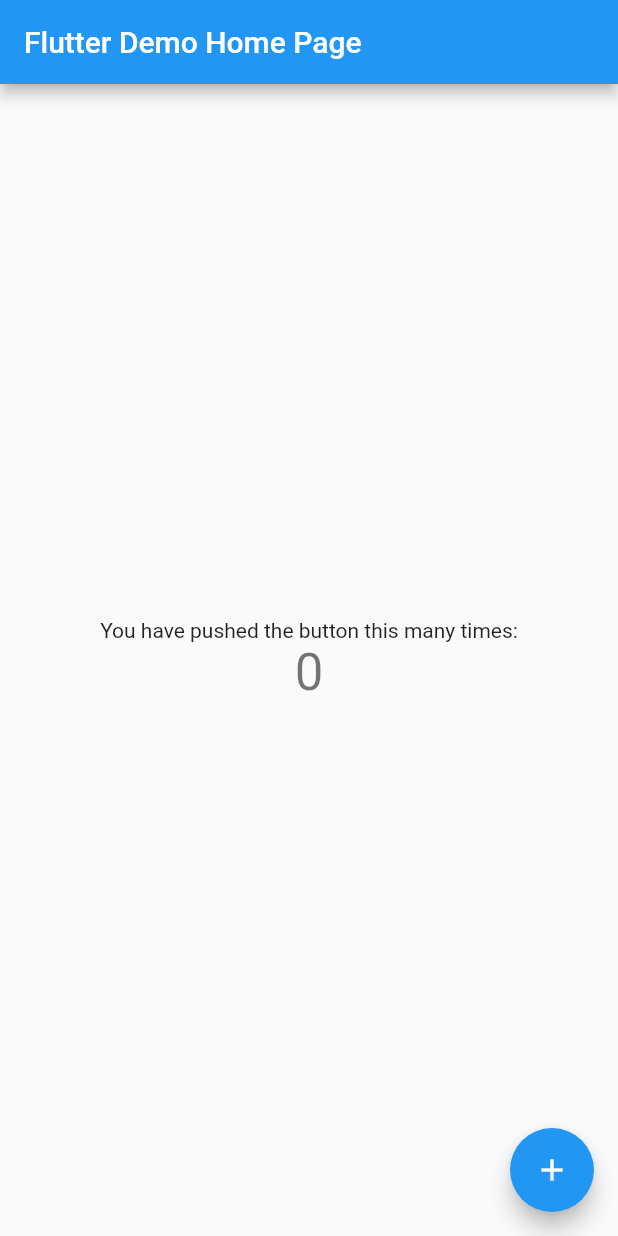
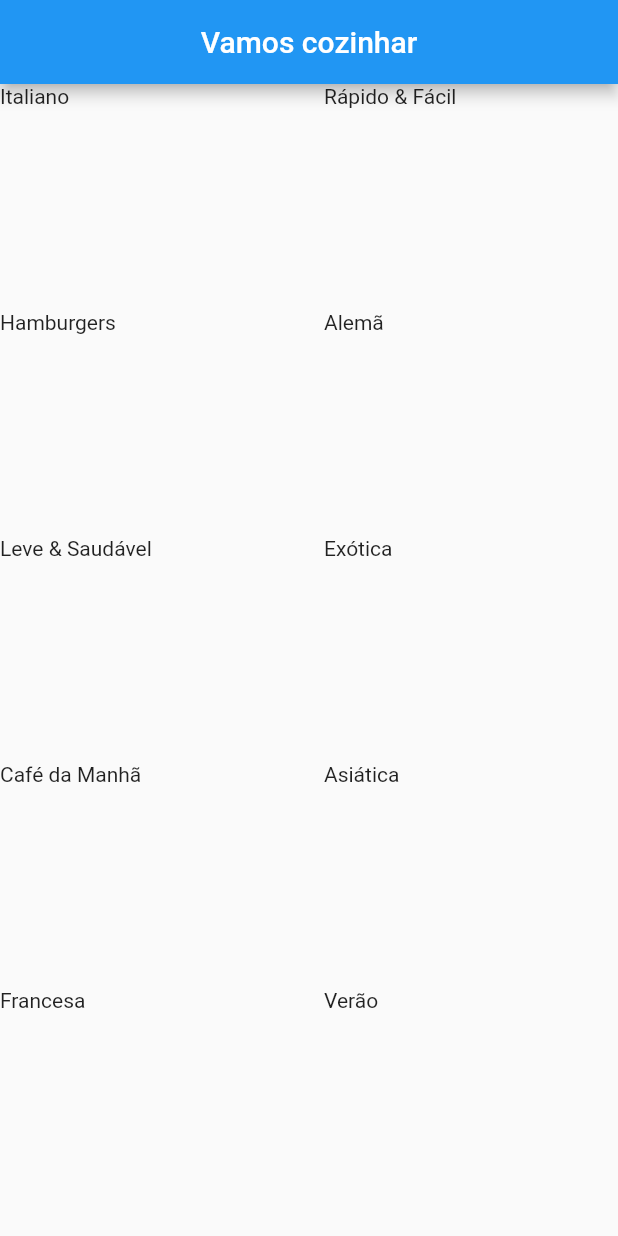
Before and after one commit to hartmannm/curso-flutter, a Flutter app: the screen it shows after launch, on a phone screen of 412 x 824 dp. Run offline on Flutter 3.47's test engine with Material 2 defaults, Android fonts, the phone set to English and light mode, and no system bars.

Commit message:
Criada tela principal
- Criada versão inicial da tela principal
- Criado model de categoria
- Criada lista para exibir categorias

```diff
--- /dev/null
+++ b/meals/lib/components/category_item.dart
@@ -0,0 +1,15 @@
+import 'package:flutter/material.dart';
+import 'package:meals/models/category.dart';
+
+class CategoryItem extends StatelessWidget {
+  final Category category;
+
+  const CategoryItem(this.category);
+
+  @override
+  Widget build(BuildContext context) {
+    return Container(
+      child: Text(category.title),
+    );
+  }
+}
--- /dev/null
+++ b/meals/lib/data/dummy_data.dart
@@ -0,0 +1,55 @@
+import 'package:flutter/material.dart';
+import 'package:meals/models/category.dart';
+
+const DUMMY_CATEGORIES = const [
+  Category(
+    id: 'c1',
+    title: 'Italiano',
+    color: Colors.purple,
+  ),
+  Category(
+    id: 'c2',
+    title: 'Rápido & Fácil',
+    color: Colors.red,
+  ),
+  Category(
+    id: 'c3',
+    title: 'Hamburgers',
+    color: Colors.orange,
+  ),
+  Category(
+    id: 'c4',
+    title: 'Alemã',
+    color: Colors.indigo,
+  ),
+  Category(
+    id: 'c5',
+    title: 'Leve & Saudável',
+    color: Colors.amber,
+  ),
+  Category(
+    id: 'c6',
+    title: 'Exótica',
+    color: Colors.green,
+  ),
+  Category(
+    id: 'c7',
+    title: 'Café da Manhã',
+    color: Colors.lightBlue,
+  ),
+  Category(
+    id: 'c8',
+    title: 'Asiática',
+    color: Colors.lightGreen,
+  ),
+  Category(
+    id: 'c9',
+    title: 'Francesa',
+    color: Colors.pink,
+  ),
+  Category(
+    id: 'c10',
+    title: 'Verão',
+    color: Colors.teal,
+  ),
+];
--- a/meals/lib/main.dart
+++ b/meals/lib/main.dart
@@ -1,113 +1,18 @@
 import 'package:flutter/material.dart';
+import 'package:meals/screens/categories_screen.dart';
 
-void main() {
-  runApp(MyApp());
-}
+void main() => runApp(MyApp());
 
 class MyApp extends StatelessWidget {
-  // This widget is the root of your application.
   @override
   Widget build(BuildContext context) {
     return MaterialApp(
-      title: 'Flutter Demo',
+      title: 'DeliMeals',
       theme: ThemeData(
-        // This is the theme of your application.
-        //
-        // Try running your application with "flutter run". You'll see the
-        // application has a blue toolbar. Then, without quitting the app, try
-        // changing the primarySwatch below to Colors.green and then invoke
-        // "hot reload" (press "r" in the console where you ran "flutter run",
-        // or simply save your changes to "hot reload" in a Flutter IDE).
-        // Notice that the counter didn't reset back to zero; the application
-        // is not restarted.
         primarySwatch: Colors.blue,
       ),
-      home: MyHomePage(title: 'Flutter Demo Home Page'),
+      home: CategoriesScreen(),
+      debugShowCheckedModeBanner: false,
     );
   }
 }
-
-class MyHomePage extends StatefulWidget {
-  MyHomePage({Key? key, required this.title}) : super(key: key);
-
-  // This widget is the home page of your application. It is stateful, meaning
-  // that it has a State object (defined below) that contains fields that affect
-  // how it looks.
-
-  // This class is the configuration for the state. It holds the values (in this
-  // case the title) provided by the parent (in this case the App widget) and
-  // used by the build method of the State. Fields in a Widget subclass are
-  // always marked "final".
-
-  final String title;
-
-  @override
-  _MyHomePageState createState() => _MyHomePageState();
-}
-
-class _MyHomePageState extends State<MyHomePage> {
-  int _counter = 0;
-
-  void _incrementCounter() {
-    setState(() {
-      // This call to setState tells the Flutter framework that something has
-      // changed in this State, which causes it to rerun the build method below
-      // so that the display can reflect the updated values. If we changed
-      // _counter without calling setState(), then the build method would not be
-      // called again, and so nothing would appear to happen.
-      _counter++;
-    });
-  }
-
-  @override
-  Widget build(BuildContext context) {
-    // This method is rerun every time setState is called, for instance as done
-    // by the _incrementCounter method above.
-    //
-    // The Flutter framework has been optimized to make rerunning build methods
-    // fast, so that you can just rebuild anything that needs updating rather
-    // than having to individually change instances of widgets.
-    return Scaffold(
-      appBar: AppBar(
-        // Here we take the value from the MyHomePage object that was created by
-        // the App.build method, and use it to set our appbar title.
-        title: Text(widget.title),
-      ),
-      body: Center(
-        // Center is a layout widget. It takes a single child and positions it
-        // in the middle of the parent.
-        child: Column(
-          // Column is also a layout widget. It takes a list of children and
-          // arranges them vertically. By default, it sizes itself to fit its
-          // children horizontally, and tries to be as tall as its parent.
-          //
-          // Invoke "debug painting" (press "p" in the console, choose the
-          // "Toggle Debug Paint" action from the Flutter Inspector in Android
-          // Studio, or the "Toggle Debug Paint" command in Visual Studio Code)
-          // to see the wireframe for each widget.
-          //
-          // Column has various properties to control how it sizes itself and
-          // how it positions its children. Here we use mainAxisAlignment to
-          // center the children vertically; the main axis here is the vertical
-          // axis because Columns are vertical (the cross axis would be
-          // horizontal).
-          mainAxisAlignment: MainAxisAlignment.center,
-          children: <Widget>[
-            Text(
-              'You have pushed the button this many times:',
-            ),
-            Text(
-              '$_counter',
-              style: Theme.of(context).textTheme.headline4,
-            ),
-          ],
-        ),
-      ),
-      floatingActionButton: FloatingActionButton(
-        onPressed: _incrementCounter,
-        tooltip: 'Increment',
-        child: Icon(Icons.add),
-      ), // This trailing comma makes auto-formatting nicer for build methods.
-    );
-  }
-}
--- /dev/null
+++ b/meals/lib/models/category.dart
@@ -0,0 +1,13 @@
+import 'package:flutter/material.dart';
+
+class Category {
+  final String id;
+  final String title;
+  final Color color;
+
+  const Category({
+    required this.id,
+    required this.title,
+    this.color = Colors.orange,
+  });
+}
--- /dev/null
+++ b/meals/lib/screens/categories_screen.dart
@@ -0,0 +1,26 @@
+import 'package:flutter/material.dart';
+import 'package:meals/components/category_item.dart';
+import 'package:meals/data/dummy_data.dart';
+
+class CategoriesScreen extends StatelessWidget {
+  @override
+  Widget build(BuildContext context) {
+    return Scaffold(
+      appBar: AppBar(
+        title: Text('Vamos cozinhar'),
+        centerTitle: true,
+      ),
+      body: GridView(
+        gridDelegate: SliverGridDelegateWithMaxCrossAxisExtent(
+          maxCrossAxisExtent: 200,
+          childAspectRatio: 3 / 2,
+          crossAxisSpacing: 20,
+          mainAxisSpacing: 20,
+        ),
+        children: DUMMY_CATEGORIES.map((categoria) {
+          return CategoryItem(categoria);
+        }).toList(),
+      ),
+    );
+  }
+}
```
